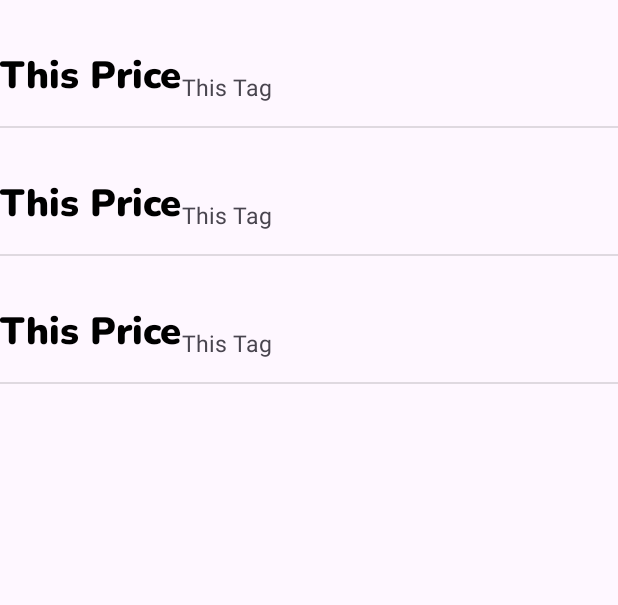
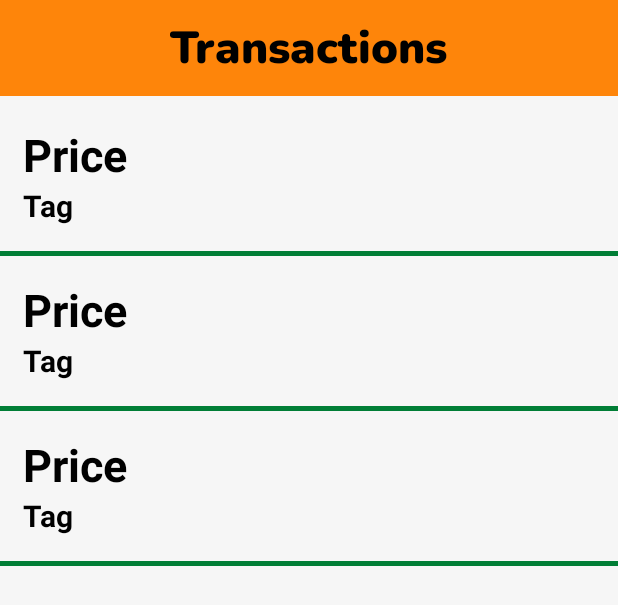
Before and after one commit to LuisCruz1027/VFinances, an Android app: the layout activity_remove_transaction.xml on its own in the app's theme, with its tools: preview values and no code run, on a phone screen of 412 x 824 dp. Shown: the top 605 px of the screen. Run offline under Robolectric (Android 15) with nearby library versions, the phone set to English and light mode, and no system bars.

```diff
--- a/app/src/main/java/com/example/vfinancesproject/DBHelper.java
+++ b/app/src/main/java/com/example/vfinancesproject/DBHelper.java
@@ -8,6 +8,7 @@ import android.view.LayoutInflater;
 import android.view.View;
 import android.view.ViewGroup;
 import android.widget.TextView;
+import android.widget.Toast;
 
 import androidx.annotation.NonNull;
 import androidx.annotation.Nullable;
@@ -26,8 +27,12 @@ public class DBHelper extends SQLiteOpenHelper {
     private static final String COLUMN_EMAIL = "'email'";
     private static final String COLUMN_ID = "'id'";
     private static final String COLUMN_PASSWORD = "'password'";
+
+
     public DBHelper(@Nullable Context context) {
         super(context, DATABASE_NAME, null, DATABASE_VERSION);
+        this.context = context;
+        Toast.makeText(context, "Constructor called", Toast.LENGTH_SHORT).show();
     }
 
     @Override
@@ -41,7 +46,6 @@ public class DBHelper extends SQLiteOpenHelper {
         db.execSQL("DROP TABLE IF EXISTS users");
 
     }
-
     public Boolean insertData(User u) {
         SQLiteDatabase myDB = this.getWritableDatabase();
         ContentValues contentValues = new ContentValues();
--- a/app/src/main/res/layout/activity_remove_transaction.xml
+++ b/app/src/main/res/layout/activity_remove_transaction.xml
@@ -1,17 +1,42 @@
 <?xml version="1.0" encoding="utf-8"?>
-<androidx.constraintlayout.widget.ConstraintLayout xmlns:android="http://schemas.android.com/apk/res/android"
+<LinearLayout xmlns:android="http://schemas.android.com/apk/res/android"
     xmlns:app="http://schemas.android.com/apk/res-auto"
     xmlns:tools="http://schemas.android.com/tools"
     android:layout_width="match_parent"
     android:layout_height="match_parent"
+    android:background="#F6F6F6"
     android:orientation="vertical"
     tools:context=".removeTransaction">
 
+    <androidx.appcompat.widget.Toolbar
+        android:id="@+id/toolbar"
+        android:layout_width="match_parent"
+        android:layout_height="wrap_content"
+        android:background="#FE850A"
+        android:minHeight="?attr/actionBarSize"
+        android:theme="?attr/actionBarTheme">
+
+        <TextView
+            android:layout_width="wrap_content"
+            android:layout_height="match_parent"
+            android:layout_gravity="center"
+            android:fontFamily="@font/nunito_black"
+            android:text="Transactions"
+            android:textColor="@color/black"
+            android:textSize="30sp"></TextView>
+
+    </androidx.appcompat.widget.Toolbar>
+
     <ListView
+        android:id="@+id/listview"
         android:layout_width="match_parent"
         android:layout_height="match_parent"
-        android:id="@+id/listview"
-        tools:listitem="@layout/remove_confirmation"/>
+        android:layout_marginTop="3dp"
+        android:divider="#017E36"
+        android:dividerHeight="3dp"
+        tools:listitem="@layout/note_cell">
+
+    </ListView>
 
 
-</androidx.constraintlayout.widget.ConstraintLayout>
+</LinearLayout>
--- /dev/null
+++ b/app/src/main/res/layout/note_cell.xml
@@ -0,0 +1,34 @@
+<?xml version="1.0" encoding="utf-8"?>
+<LinearLayout xmlns:android="http://schemas.android.com/apk/res/android"
+    android:orientation="vertical"
+    android:layout_width="match_parent"
+    android:layout_height="100dp"
+    android:padding="15dp">
+
+    <TextView
+        android:id="@+id/cellPrice"
+        android:layout_width="wrap_content"
+        android:layout_height="wrap_content"
+        android:layout_gravity="top"
+        android:maxLines="1"
+        android:text="Price"
+        android:textColor="#000000"
+        android:textSize="30sp"
+        android:textStyle="bold">
+
+    </TextView>
+
+    <TextView
+        android:id="@+id/cellTag"
+        android:layout_width="wrap_content"
+        android:layout_height="wrap_content"
+        android:maxLines="1"
+        android:text="Tag"
+        android:textColor="#000000"
+        android:textSize="20sp"
+        android:textStyle="bold">
+
+    </TextView>
+
+
+</LinearLayout>
--- a/app/src/main/res/layout/remove_confirmation.xml
+++ /dev/null
@@ -1,43 +0,0 @@
-<?xml version="1.0" encoding="utf-8"?>
-<LinearLayout xmlns:android="http://schemas.android.com/apk/res/android"
-    android:orientation="vertical"
-    android:layout_width="match_parent"
-    android:layout_height="match_parent">
-
-    <RelativeLayout
-        android:layout_width="match_parent"
-        android:layout_height="wrap_content"
-        android:layout_marginTop="16dp">
-
-        <LinearLayout
-            android:layout_width="wrap_content"
-            android:layout_height="wrap_content"
-            android:layout_marginVertical="16dp">
-
-            <TextView
-                android:layout_width="wrap_content"
-                android:layout_height="wrap_content"
-                android:id="@+id/tagPrice"
-                android:text="This Price"
-                android:textColor="@color/black"
-                android:textSize="25sp"
-                android:fontFamily="@font/nunito_black"
-                android:textStyle="bold"/>
-
-            <TextView
-                android:layout_width="wrap_content"
-                android:layout_height="wrap_content"
-                android:id="@+id/tagName"
-                android:layout_marginTop="5dp"
-                android:textSize="15sp"
-                android:text="This Tag"/>
-
-
-        </LinearLayout>
-
-    </RelativeLayout>
-
-
-
-
-</LinearLayout>
```
Also changed, not shown: app/src/main/java/com/example/vfinancesproject/DBHelperTransactions.java (added, +114 -0 lines), app/src/main/java/com/example/vfinancesproject/ListAdapter.java (deleted, +0 -41 lines), app/src/main/java/com/example/vfinancesproject/Note.java (added, +63 -0 lines), app/src/main/java/com/example/vfinancesproject/NoteAdapter.java (added, +38 -0 lines), app/src/main/java/com/example/vfinancesproject/confirmationDeletion.java (added, +57 -0 lines), app/src/main/java/com/example/vfinancesproject/removeTransaction.java (+60 -6 lines), app/src/main/res/layout/activity_confirmation_deletion.xml (added, +88 -0 lines).
